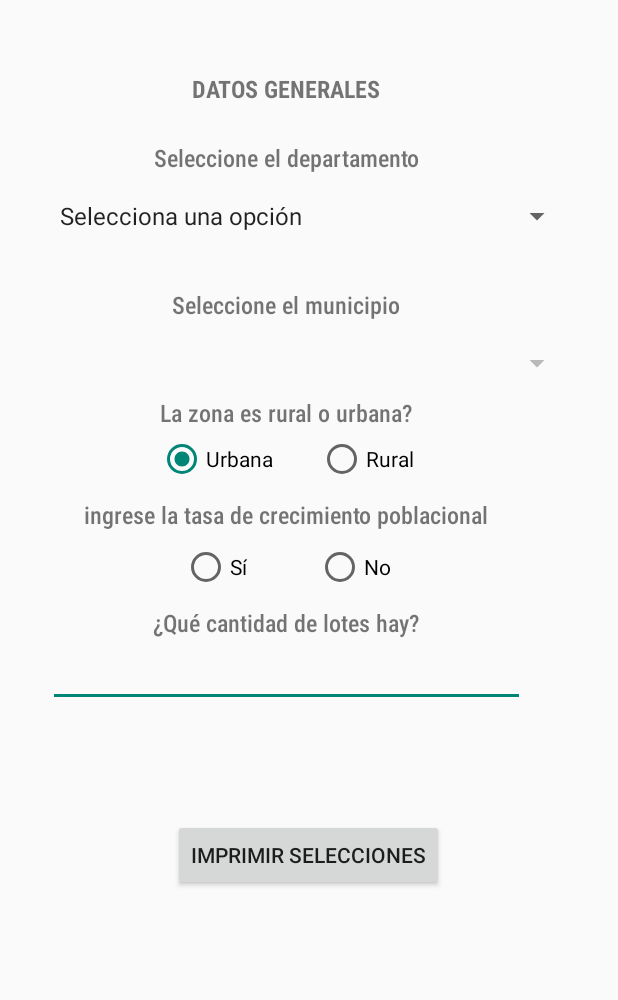
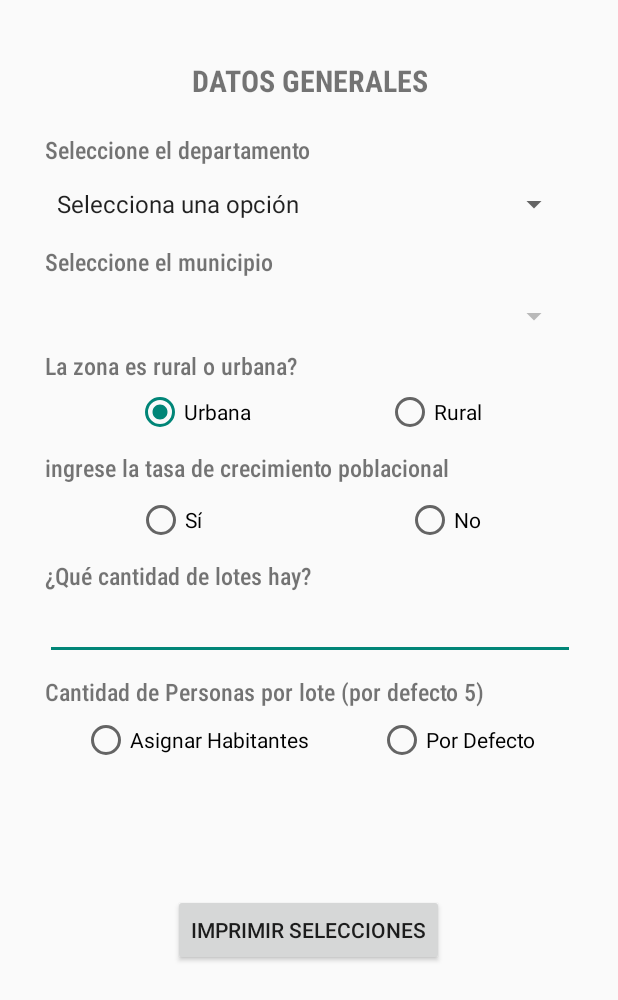
Before and after one commit to Oomars1/VolumenTanque, an Android app built with Jetpack Compose: the screen it shows after launch (MainActivity), on a phone screen of 412 x 824 dp. Shown: the top 1000 px of the screen. Run offline under Robolectric (Android 15) with nearby library versions, the phone set to English and light mode, and no system bars.

Commit message:
Se agrego la validacion de Cuantos habitantes

```diff
--- a/app/src/main/java/com/example/calculadoradevolumen/MainActivity.kt
+++ b/app/src/main/java/com/example/calculadoradevolumen/MainActivity.kt
@@ -36,8 +36,14 @@ class MainActivity : ComponentActivity() {
     private lateinit var radioYes: RadioButton
     private lateinit var radioNo: RadioButton
     private lateinit var additionalInput: EditText
-    private lateinit var lotInput: EditText
+        private lateinit var lotInput: EditText
 
+    //para 5 habitantes
+    private lateinit var radioGrouppoblacion: RadioGroup
+    private lateinit var porDefecto: RadioButton
+    private lateinit var agregaNuevo: RadioButton
+    private lateinit var personaXLote: EditText
+    private lateinit var habitantesInput: EditText
     @SuppressLint("SetTextI18n")
     override fun onCreate(savedInstanceState: Bundle?) {
         super.onCreate(savedInstanceState)
@@ -116,6 +122,20 @@ class MainActivity : ComponentActivity() {
             }
         }
 
+        //pregunta si 5 por defecto o desea agregar cuantos habitantes por vivienda
+        // Configuración de los RadioButton para sí o no con input adicional
+        radioGrouppoblacion = findViewById(R.id.radioGrouppoblacion)
+        porDefecto = findViewById(R.id.porDefecto)
+        agregaNuevo = findViewById(R.id.agregaNuevo)
+        personaXLote = findViewById(R.id.personaXLote)
+
+        // Mostrar/ocultar el EditText basado en la selección del RadioButton
+        radioGrouppoblacion.setOnCheckedChangeListener { group, checkedId ->
+            when (checkedId) {
+                R.id.porDefecto -> personaXLote.visibility = EditText.VISIBLE
+                R.id.agregaNuevo -> personaXLote.visibility = EditText.GONE
+            }
+        }
 
         // Configurar el listener para el botón
         button.setOnClickListener {
@@ -155,6 +175,17 @@ class MainActivity : ComponentActivity() {
                 // Si se selecciona "No", usar el valor predeterminado
                 "Se ocupará por defecto 3.5%"
             }
+            //habitantes
+            // Manejar la selección del RadioGroup de "por defecto" o "No"
+            val respuestaSelectionID = radioGrouppoblacion.checkedRadioButtonId
+            val sinoSelected = findViewById<RadioButton>(respuestaSelectionID)
+            val Info = if (sinoSelected.id == R.id.porDefecto) {
+                // Si se selecciona "Sí", obtener el texto del EditText
+                personaXLote.text
+            } else {
+                // Si se selecciona "No", usar el valor predeterminado
+                "Se ocupará por defecto 5 habitantes"
+            }
 
 
 
@@ -163,7 +194,8 @@ class MainActivity : ComponentActivity() {
                     "Municipio: \t\t\t\t\t\t $selection2\n" +
                     "Zona:\t\t\t ${radioButtonSelected.text} - Uso: $consumptionText\n" +
                     "Información adicional: $additionalInfo\n"+
-                    "Número de Lotes: $lotNumber"
+                    "Número de Lotes: $lotNumber\n"+
+                    "Habitantes por lote: $Info\n"
 
         }
     }
--- a/app/src/main/res/layout/activity_main.xml
+++ b/app/src/main/res/layout/activity_main.xml
@@ -8,28 +8,28 @@
     tools:context=".MainActivity"
     >
     <ScrollView
-        xmlns:android="http://schemas.android.com/apk/res/android"
-        android:layout_width="350dp"
-        android:layout_height="500dp"
+        android:layout_width="380dp"
+        android:layout_height="550dp"
         android:scrollbarSize="0dp">
         <LinearLayout
             android:layout_width="match_parent"
             android:layout_height="wrap_content"
             android:orientation="vertical"
-            android:padding="16dp">
+            android:padding="14dp">
 
             <TextView
                 android:id="@+id/generalDataTextView"
                 android:layout_width="match_parent"
                 android:layout_height="wrap_content"
                 android:fontFamily="sans-serif-condensed-medium"
-                android:paddingBottom="8dp"
+                android:paddingBottom="5dp"
                 android:text="DATOS GENERALES"
-                android:textSize="16sp"
+                android:textSize="20sp"
                 android:textStyle="bold"
                 android:textAllCaps="true"
+                android:outlineAmbientShadowColor="@color/purple_200"
                 android:layout_alignParentTop="true"
-                android:layout_marginTop="16dp"
+                android:layout_marginTop="10dp"
                 android:gravity="center"/>
 
             <!-- TextView para "Seleccionar departamento" -->
@@ -40,7 +40,7 @@
                 android:fontFamily="sans-serif-condensed-medium"
                 android:paddingBottom="8dp"
                 android:text="@string/hint_select_department"
-                android:gravity="center"
+                android:gravity=""
                 android:textSize="16sp"
                 android:layout_marginTop="16dp"
                 android:layout_below="@id/generalDataTextView"/>
@@ -51,8 +51,8 @@
                 android:layout_height="wrap_content"
                 android:layout_below="@id/departmentTextView"
                 android:layout_centerHorizontal="true"
-                android:layout_marginTop="8dp"
-                android:layout_marginBottom="20dp"/>
+                android:layout_marginTop="5dp"
+                android:layout_marginBottom="10dp"/>
 
             <TextView
                 android:id="@+id/municipalityTextView"
@@ -60,11 +60,11 @@
                 android:layout_height="wrap_content"
                 android:layout_below="@id/spinner1"
                 android:fontFamily="sans-serif-condensed-medium"
-                android:gravity="center"
+                android:gravity=""
                 android:paddingBottom="8dp"
                 android:text="@string/hint_select_municipality"
                 android:textSize="16sp"
-                android:layout_marginTop="16dp"/>
+                android:layout_marginTop="5dp"/>
 
             <Spinner
                 android:id="@+id/spinner2"
@@ -72,7 +72,7 @@
                 android:layout_height="wrap_content"
                 android:layout_below="@id/municipalityTextView"
                 android:layout_centerHorizontal="true"
-                android:layout_marginTop="8dp"
+                android:layout_marginTop="5dp"
                 android:enabled="false"/>
             <TextView
                 android:id="@+id/zoneTextView"
@@ -81,7 +81,7 @@
                 android:text="@string/la_zona_es_rural_o_urbana"
                 android:fontFamily="sans-serif-condensed-medium"
                 android:textSize="16sp"
-                android:gravity="center"
+                android:gravity=""
                 android:layout_marginTop="10dp"/>
 
             <!-- RadioGroup para los RadioButtons -->
@@ -89,24 +89,23 @@
                 android:id="@+id/radioGroup"
                 android:layout_width="wrap_content"
                 android:layout_height="wrap_content"
-                android:orientation="horizontal"
                 android:layout_gravity="center_horizontal"
                 android:layout_marginTop="4dp"
-                >
+                android:orientation="horizontal">
 
                 <RadioButton
                     android:id="@+id/urbanRadioButton"
                     android:layout_width="wrap_content"
                     android:layout_height="wrap_content"
-                    android:text="Urbana"
+                    android:layout_marginEnd="90dp"
                     android:checked="true"
-                    android:layout_marginEnd="30dp"/>
+                    android:text="Urbana" />
 
                 <RadioButton
                     android:id="@+id/ruralRadioButton"
                     android:layout_width="wrap_content"
                     android:layout_height="wrap_content"
-                    android:text="Rural"/>
+                    android:text="Rural" />
             </RadioGroup>
 
             <TextView
@@ -116,7 +115,7 @@
                 android:text="ingrese la tasa de crecimiento poblacional"
                 android:fontFamily="sans-serif-condensed-medium"
                 android:textSize="16sp"
-                android:gravity="center"
+                android:gravity=""
                 android:layout_marginTop="10dp"/>
             <RadioGroup
                 android:id="@+id/radioGroupYesNo"
@@ -131,7 +130,7 @@
                     android:layout_width="wrap_content"
                     android:layout_height="wrap_content"
                     android:text="Sí"
-                    android:layout_marginEnd="30dp"/>
+                    android:layout_marginEnd="120dp"/>
 
                 <RadioButton
                     android:id="@+id/radioNo"
@@ -140,6 +139,7 @@
                     android:text="No"
                     android:layout_marginStart="16dp"/>
             </RadioGroup>
+
             <EditText
                 android:id="@+id/additionalInput"
                 android:layout_width="match_parent"
@@ -148,6 +148,8 @@
                 android:layout_below="@id/radioGroupYesNo"
                 android:visibility="gone"
                 android:layout_marginTop="16dp"/>
+
+
             <TextView
                 android:id="@+id/cantidadlotes"
                 android:layout_width="match_parent"
@@ -155,15 +157,56 @@
                 android:text="¿Qué cantidad de lotes hay?"
                 android:fontFamily="sans-serif-condensed-medium"
                 android:textSize="16sp"
-                android:gravity="center"
+                android:gravity=""
                 android:layout_marginTop="10dp"/>
+
+            <!-- este radio button es para validar si la poblacion queda por defecto-->
+
             <EditText
                 android:id="@+id/lotInput"
-                android:layout_width="match_parent"
+                android:layout_width="353dp"
                 android:layout_height="wrap_content"
                 android:hint="" />
 
+            <TextView
+                android:id="@+id/personasLote"
+                android:layout_width="match_parent"
+                android:layout_height="wrap_content"
+                android:text="Cantidad de Personas por lote (por defecto 5)"
+                android:fontFamily="sans-serif-condensed-medium"
+                android:textSize="16sp"
+                android:gravity=""
+                android:layout_marginTop="10dp"/>
+            <RadioGroup
+                android:id="@+id/radioGrouppoblacion"
+                android:layout_width="wrap_content"
+                android:layout_height="wrap_content"
+                android:orientation="horizontal"
+                android:layout_gravity="center_horizontal"
+                android:layout_marginTop="5dp">
 
+                <RadioButton
+                    android:id="@+id/porDefecto"
+                    android:layout_width="wrap_content"
+                    android:layout_height="wrap_content"
+                    android:text="Asignar Habitantes"
+                    android:layout_marginEnd="30dp"/>
+
+                <RadioButton
+                    android:id="@+id/agregaNuevo"
+                    android:layout_width="wrap_content"
+                    android:layout_height="wrap_content"
+                    android:text="Por Defecto"
+                    android:layout_marginStart="16dp"/>
+            </RadioGroup>
+            <EditText
+                android:id="@+id/personaXLote"
+                android:layout_width="match_parent"
+                android:layout_height="wrap_content"
+                android:hint="Cuantas personas desea asignar"
+                android:layout_below="@id/radioGrouppoblacion"
+                android:visibility="gone"
+                android:layout_marginTop="16dp"/>
 
 
         </LinearLayout>
```
